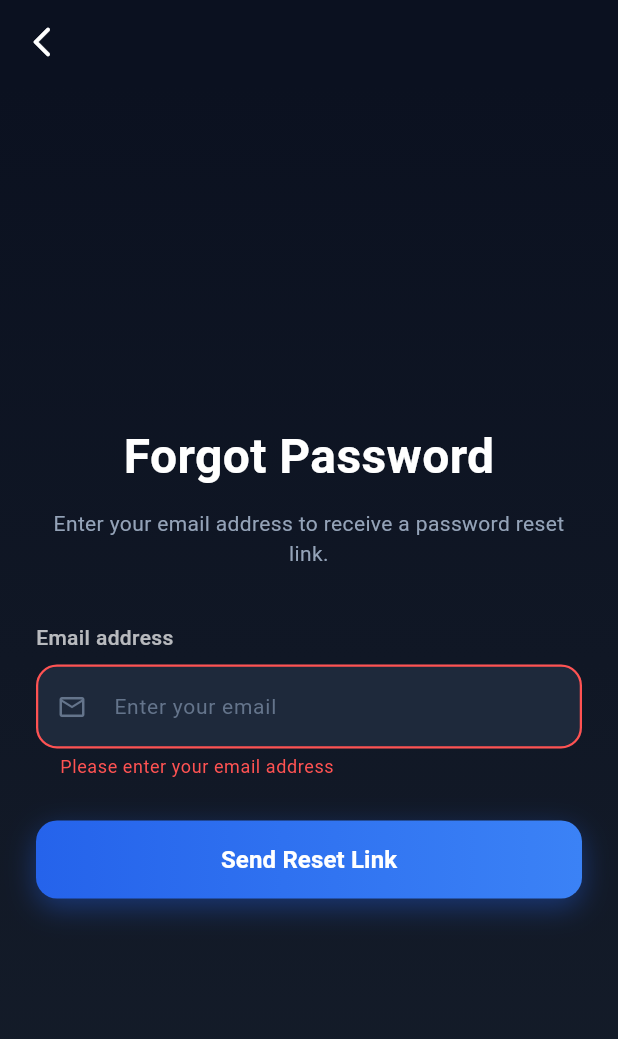
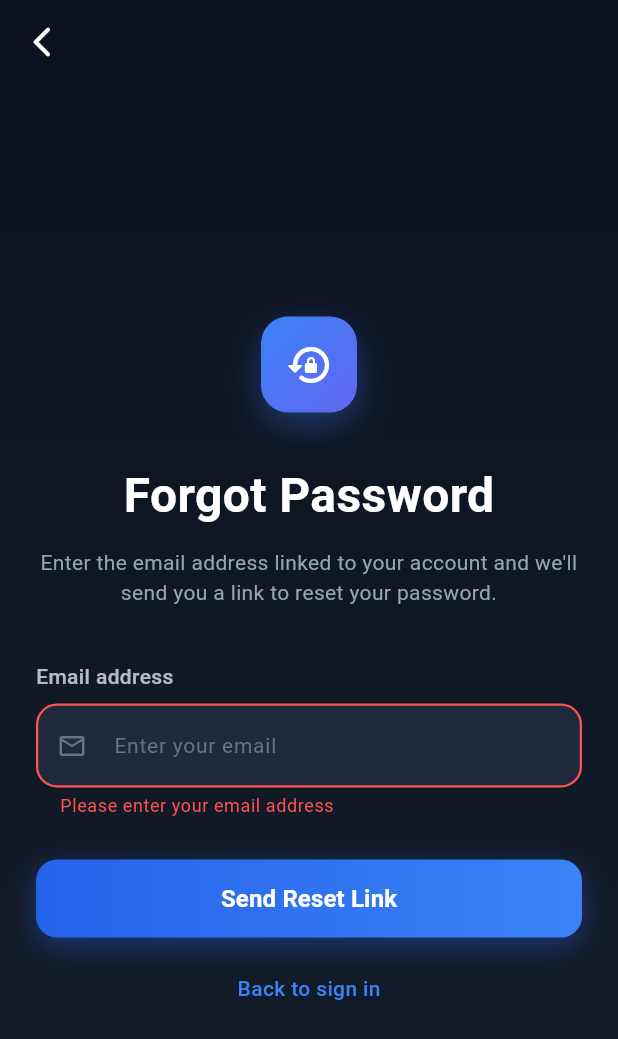
Before and after one commit to Thamindu16/billfold-application-fyp, a Flutter app: the ForgotPasswordView screen opened directly, after a tap on "Send Reset Link", on a phone screen of 412 x 824 dp. Shown: the top 1039 px of the screen. Run offline on Flutter 3.47's test engine with Material 3 defaults, Android fonts, the phone set to English and light mode, and no system bars; our stand-ins replace local_auth, supabase_flutter; missing offline and left inert: file_selector; accounts and stored records are empty.

Commit message:
Improve forgot password page: loading state, success screen, resend timer

```diff
--- a/lib/views/auth/forgot_password_view.dart
+++ b/lib/views/auth/forgot_password_view.dart
@@ -1,3 +1,4 @@
+import 'dart:async';
 import 'package:flutter/material.dart';
 
 class ForgotPasswordView extends StatefulWidget {
@@ -8,13 +9,367 @@ class ForgotPasswordView extends StatefulWidget {
 }
 
 class _ForgotPasswordViewState extends State<ForgotPasswordView> {
+  static const int _resendSeconds = 30;
+
   final _formKey = GlobalKey<FormState>();
   final _emailController = TextEditingController();
 
+  bool _isLoading = false;
+  bool _emailSent = false;
+  String _sentTo = '';
+  int _secondsLeft = 0;
+  Timer? _timer;
+
+  Future<void> _sendResetLink() async {
+    setState(() => _isLoading = true);
+
+    // TODO: Replace with real API call (e.g. backend / Firebase)
+    await Future.delayed(const Duration(milliseconds: 1500));
+
+    if (!mounted) return;
+    setState(() {
+      _isLoading = false;
+      _emailSent = true;
+      _sentTo = _emailController.text.trim();
+    });
+    _startCountdown();
+  }
+
   void _handleReset() {
+    FocusScope.of(context).unfocus();
     if (_formKey.currentState!.validate()) {
-      // Password reset logic
+      _sendResetLink();
     }
+  }
+
+  Future<void> _handleResend() async {
+    if (_secondsLeft > 0 || _isLoading) return;
+    await _sendResetLink();
+    if (!mounted) return;
+    ScaffoldMessenger.of(context).showSnackBar(
+      SnackBar(
+        backgroundColor: const Color(0xFF1E293B),
+        behavior: SnackBarBehavior.floating,
+        shape: RoundedRectangleBorder(borderRadius: BorderRadius.circular(12)),
+        content: const Text(
+          'Reset link sent again',
+          style: TextStyle(color: Colors.white),
+        ),
+      ),
+    );
+  }
+
+  void _startCountdown() {
+    _timer?.cancel();
+    setState(() => _secondsLeft = _resendSeconds);
+    _timer = Timer.periodic(const Duration(seconds: 1), (t) {
+      if (!mounted) {
+        t.cancel();
+        return;
+      }
+      if (_secondsLeft <= 1) {
+        t.cancel();
+        setState(() => _secondsLeft = 0);
+      } else {
+        setState(() => _secondsLeft--);
+      }
+    });
+  }
+
+  void _useDifferentEmail() {
+    _timer?.cancel();
+    setState(() {
+      _emailSent = false;
+      _secondsLeft = 0;
+      _emailController.clear();
+    });
+  }
+
+  String _maskEmail(String email) {
+    final parts = email.split('@');
+    if (parts.length != 2) return email;
+    final name = parts[0];
+    final visible = name.length <= 2
+        ? name.substring(0, 1)
+        : name.substring(0, 2);
+    return '$visible***@${parts[1]}';
+  }
+
+  @override
+  void dispose() {
+    _timer?.cancel();
+    _emailController.dispose();
+    super.dispose();
+  }
+
+  Widget _buildIconBadge(IconData icon) {
+    return Container(
+      width: 64,
+      height: 64,
+      decoration: BoxDecoration(
+        borderRadius: BorderRadius.circular(18),
+        gradient: const LinearGradient(
+          colors: [Color(0xFF3B82F6), Color(0xFF6366F1)],
+          begin: Alignment.topLeft,
+          end: Alignment.bottomRight,
+        ),
+        boxShadow: [
+          BoxShadow(
+            color: const Color(0xFF3B82F6).withOpacity(0.35),
+            blurRadius: 20,
+            offset: const Offset(0, 8),
+          ),
+        ],
+      ),
+      child: Icon(icon, size: 32, color: Colors.white),
+    );
+  }
+
+  Widget _buildPrimaryButton({
+    required String label,
+    required VoidCallback? onPressed,
+    bool loading = false,
+  }) {
+    return Container(
+      width: double.infinity,
+      height: 52,
+      decoration: BoxDecoration(
+        borderRadius: BorderRadius.circular(14),
+        gradient: const LinearGradient(
+          colors: [Color(0xFF2563EB), Color(0xFF3B82F6)],
+          begin: Alignment.centerLeft,
+          end: Alignment.centerRight,
+        ),
+        boxShadow: [
+          BoxShadow(
+            color: const Color(0xFF2563EB).withOpacity(0.4),
+            blurRadius: 16,
+            offset: const Offset(0, 6),
+          ),
+        ],
+      ),
+      child: ElevatedButton(
+        onPressed: loading ? null : onPressed,
+        style: ElevatedButton.styleFrom(
+          backgroundColor: Colors.transparent,
+          disabledBackgroundColor: Colors.transparent,
+          shadowColor: Colors.transparent,
+          shape: RoundedRectangleBorder(
+            borderRadius: BorderRadius.circular(14),
+          ),
+        ),
+        child: loading
+            ? const SizedBox(
+                width: 22,
+                height: 22,
+                child: CircularProgressIndicator(
+                  strokeWidth: 2.5,
+                  color: Colors.white,
+                ),
+              )
+            : Text(
+                label,
+                style: const TextStyle(
+                  fontSize: 16,
+                  fontWeight: FontWeight.w600,
+                  color: Colors.white,
+                ),
+              ),
+      ),
+    );
+  }
+
+  Widget _buildFormState() {
+    return Form(
+      key: _formKey,
+      child: Column(
+        key: const ValueKey('form'),
+        children: [
+          _buildIconBadge(Icons.lock_reset_rounded),
+          const SizedBox(height: 32),
+          const Text(
+            'Forgot Password',
+            style: TextStyle(
+              fontSize: 32,
+              fontWeight: FontWeight.bold,
+              color: Colors.white,
+            ),
+          ),
+          const SizedBox(height: 12),
+          const Text(
+            "Enter the email address linked to your account and we'll send you a link to reset your password.",
+            textAlign: TextAlign.center,
+            style: TextStyle(
+              fontSize: 14,
+              height: 1.4,
+              color: Color(0xFF94A3B8),
+            ),
+          ),
+          const SizedBox(height: 36),
+          const Align(
+            alignment: Alignment.centerLeft,
+            child: Text(
+              'Email address',
+              style: TextStyle(
+                fontSize: 14,
+                fontWeight: FontWeight.w500,
+                color: Colors.white70,
+              ),
+            ),
+          ),
+          const SizedBox(height: 8),
+          TextFormField(
+            controller: _emailController,
+            keyboardType: TextInputType.emailAddress,
+            textInputAction: TextInputAction.done,
+            enabled: !_isLoading,
+            onFieldSubmitted: (_) => _handleReset(),
+            style: const TextStyle(color: Colors.white),
+            validator: (value) {
+              final email = value?.trim() ?? '';
+              if (email.isEmpty) {
+                return 'Please enter your email address';
+              }
+              if (!RegExp(
+                r'^[\w-\.]+@([\w-]+\.)+[\w-]{2,4}$',
+              ).hasMatch(email)) {
+                return 'Please enter a valid email address';
+              }
+              return null;
+            },
+            decoration: InputDecoration(
+              hintText: 'Enter your email',
+              hintStyle: const TextStyle(
+                color: Color(0xFF64748B),
+                fontSize: 14,
+              ),
+              prefixIcon: const Icon(
+                Icons.mail_outline,
+                color: Color(0xFF64748B),
+                size: 20,
+              ),
+              filled: true,
+              fillColor: const Color(0xFF1E293B),
+              enabledBorder: OutlineInputBorder(
+                borderRadius: BorderRadius.circular(14),
+                borderSide: const BorderSide(color: Color(0xFF334155)),
+              ),
+              focusedBorder: OutlineInputBorder(
+                borderRadius: BorderRadius.circular(14),
+                borderSide: const BorderSide(
+                  color: Color(0xFF3B82F6),
+                  width: 1.5,
+                ),
+              ),
+              errorBorder: OutlineInputBorder(
+                borderRadius: BorderRadius.circular(14),
+                borderSide: const BorderSide(
+                  color: Colors.redAccent,
+                  width: 1.5,
+                ),
+              ),
+              focusedErrorBorder: OutlineInputBorder(
+                borderRadius: BorderRadius.circular(14),
+                borderSide: const BorderSide(
+                  color: Colors.redAccent,
+                  width: 1.5,
+                ),
+              ),
+            ),
+          ),
+          const SizedBox(height: 28),
+          _buildPrimaryButton(
+            label: 'Send Reset Link',
+            onPressed: _handleReset,
+            loading: _isLoading,
+          ),
+          const SizedBox(height: 24),
+          GestureDetector(
+            onTap: () => Navigator.pop(context),
+            child: const Text(
+              'Back to sign in',
+              style: TextStyle(
+                color: Color(0xFF3B82F6),
+                fontWeight: FontWeight.w500,
+                fontSize: 14,
+              ),
+            ),
+          ),
+        ],
+      ),
+    );
+  }
+
+  Widget _buildSuccessState() {
+    final canResend = _secondsLeft == 0 && !_isLoading;
+
+    return Column(
+      key: const ValueKey('success'),
+      children: [
+        _buildIconBadge(Icons.mark_email_read_rounded),
+        const SizedBox(height: 32),
+        const Text(
+          'Check your email',
+          textAlign: TextAlign.center,
+          style: TextStyle(
+            fontSize: 32,
+            fontWeight: FontWeight.bold,
+            color: Colors.white,
+          ),
+        ),
+        const SizedBox(height: 12),
+        Text(
+          "If an account exists for\n${_maskEmail(_sentTo)}\nwe've sent a link to reset your password.",
+          textAlign: TextAlign.center,
+          style: const TextStyle(
+            fontSize: 14,
+            height: 1.5,
+            color: Color(0xFF94A3B8),
+          ),
+        ),
+        const SizedBox(height: 12),
+        const Text(
+          "Didn't get it? Check your spam folder.",
+          textAlign: TextAlign.center,
+          style: TextStyle(fontSize: 13, color: Color(0xFF64748B)),
+        ),
+        const SizedBox(height: 36),
+        _buildPrimaryButton(
+          label: 'Back to sign in',
+          onPressed: () => Navigator.pop(context),
+        ),
+        const SizedBox(height: 20),
+        GestureDetector(
+          onTap: canResend ? _handleResend : null,
+          child: Text(
+            _isLoading
+                ? 'Sending...'
+                : canResend
+                ? 'Resend email'
+                : 'Resend email in ${_secondsLeft}s',
+            style: TextStyle(
+              color: canResend
+                  ? const Color(0xFF3B82F6)
+                  : const Color(0xFF64748B),
+              fontWeight: FontWeight.w500,
+              fontSize: 14,
+            ),
+          ),
+        ),
+        const SizedBox(height: 16),
+        GestureDetector(
+          onTap: _useDifferentEmail,
+          child: const Text(
+            'Use a different email',
+            style: TextStyle(
+              color: Color(0xFF94A3B8),
+              fontWeight: FontWeight.w500,
+              fontSize: 14,
+            ),
+          ),
+        ),
+      ],
+    );
   }
 
   @override
@@ -48,135 +403,9 @@ class _ForgotPasswordViewState extends State<ForgotPasswordView> {
                 horizontal: 24.0,
                 vertical: 20.0,
               ),
-              child: Form(
-                key: _formKey,
-                child: Column(
-                  children: [
-                    const Text(
-                      'Forgot Password',
-                      style: TextStyle(
-                        fontSize: 32,
-                        fontWeight: FontWeight.bold,
-                        color: Colors.white,
-                      ),
-                    ),
-                    const SizedBox(height: 12),
-                    const Text(
-                      'Enter your email address to receive a password reset link.',
-                      textAlign: TextAlign.center,
-                      style: TextStyle(fontSize: 14, color: Color(0xFF94A3B8)),
-                    ),
-                    const SizedBox(height: 36),
-
-                    const Align(
-                      alignment: Alignment.centerLeft,
-                      child: Text(
-                        'Email address',
-                        style: TextStyle(
-                          fontSize: 14,
-                          fontWeight: FontWeight.w500,
-                          color: Colors.white70,
-                        ),
-                      ),
-                    ),
-                    const SizedBox(height: 8),
-                    TextFormField(
-                      controller: _emailController,
-                      style: const TextStyle(color: Colors.white),
-                      validator: (value) {
-                        if (value == null || value.trim().isEmpty) {
-                          return 'Please enter your email address';
-                        }
-                        if (!RegExp(
-                          r'^[\w-\.]+@([\w-]+\.)+[\w-]{2,4}$',
-                        ).hasMatch(value)) {
-                          return 'Please enter a valid email address';
-                        }
-                        return null;
-                      },
-                      decoration: InputDecoration(
-                        hintText: 'Enter your email',
-                        hintStyle: const TextStyle(
-                          color: Color(0xFF64748B),
-                          fontSize: 14,
-                        ),
-                        prefixIcon: const Icon(
-                          Icons.mail_outline,
-                          color: Color(0xFF64748B),
-                          size: 20,
-                        ),
-                        filled: true,
-                        fillColor: const Color(0xFF1E293B),
-                        enabledBorder: OutlineInputBorder(
-                          borderRadius: BorderRadius.circular(14),
-                          borderSide: const BorderSide(
-                            color: Color(0xFF334155),
-                          ),
-                        ),
-                        focusedBorder: OutlineInputBorder(
-                          borderRadius: BorderRadius.circular(14),
-                          borderSide: const BorderSide(
-                            color: Color(0xFF3B82F6),
-                            width: 1.5,
-                          ),
-                        ),
-                        errorBorder: OutlineInputBorder(
-                          borderRadius: BorderRadius.circular(14),
-                          borderSide: const BorderSide(
-                            color: Colors.redAccent,
-                            width: 1.5,
-                          ),
-                        ),
-                        focusedErrorBorder: OutlineInputBorder(
-                          borderRadius: BorderRadius.circular(14),
-                          borderSide: const BorderSide(
-                            color: Colors.redAccent,
-                            width: 1.5,
-                          ),
-                        ),
-                      ),
-                    ),
-                    const SizedBox(height: 28),
-
-                    Container(
-                      width: double.infinity,
-                      height: 52,
-                      decoration: BoxDecoration(
-                        borderRadius: BorderRadius.circular(14),
-                        gradient: const LinearGradient(
-                          colors: [Color(0xFF2563EB), Color(0xFF3B82F6)],
-                          begin: Alignment.centerLeft,
-                          end: Alignment.centerRight,
-                        ),
-                        boxShadow: [
-                          BoxShadow(
-                            color: const Color(0xFF2563EB).withOpacity(0.4),
-                            blurRadius: 16,
-                            offset: const Offset(0, 6),
-                          ),
-                        ],
-                      ),
-                      child: ElevatedButton(
-                        onPressed: _handleReset,
-                        style: ElevatedButton.styleFrom(
-                          backgroundColor: Colors.transparent,
-                          shadowColor: Colors.transparent,
-                          shape: RoundedRectangleBorder(
-                            borderRadius: BorderRadius.circular(14),
-                          ),
-                        ),
-                        child: const Text(
-                          'Send Reset Link',
-                          style: TextStyle(
-                            fontSize: 16,
-                            fontWeight: FontWeight.w600,
-                            color: Colors.white,
-                          ),
-                        ),
-                      ),
-                    ),
-                  ],
-                ),
+              child: AnimatedSwitcher(
+                duration: const Duration(milliseconds: 300),
+                child: _emailSent ? _buildSuccessState() : _buildFormState(),
               ),
             ),
           ),
```
